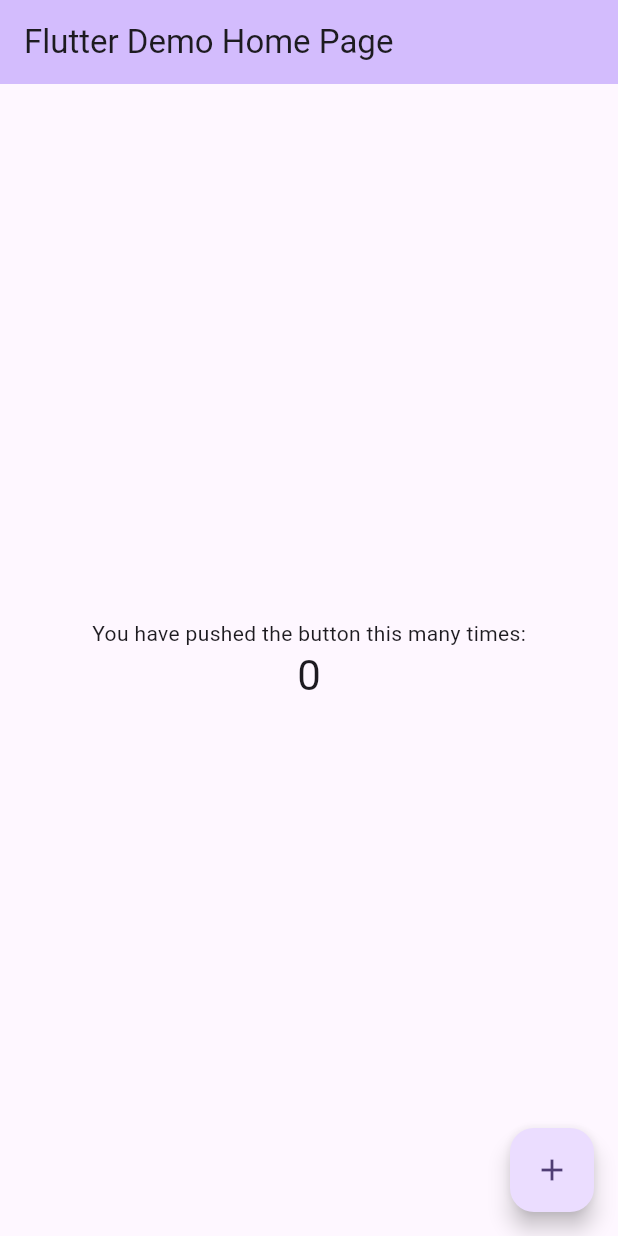
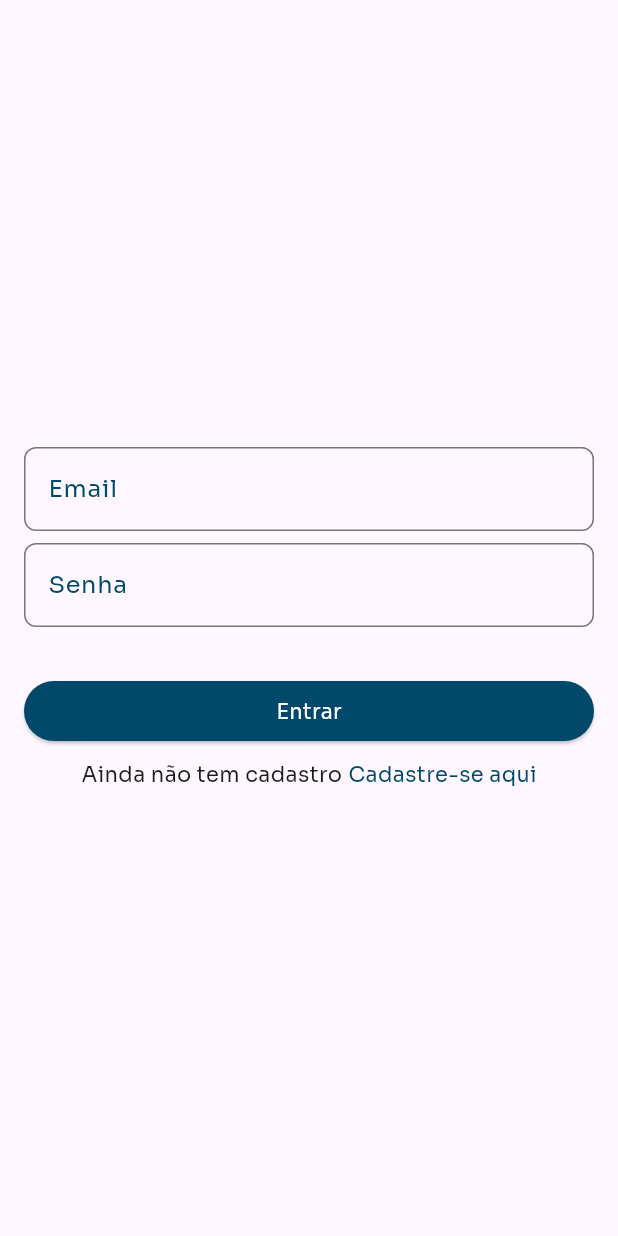
Before and after one commit to unitEdsilva/oficina_app_1, a Flutter app: the screen it shows after launch, on a phone screen of 412 x 824 dp. Run offline on Flutter 3.47's test engine with Material 3 defaults, Android fonts, the light colour scheme and no system bars.

Commit message:
created layout of login screen

```diff
--- /dev/null
+++ b/lib/domains/authentication/authentication.dart
@@ -0,0 +1 @@
+export 'pages/login_page.dart';
--- /dev/null
+++ b/lib/domains/authentication/pages/login_page.dart
@@ -0,0 +1,93 @@
+import 'package:flutter/material.dart';
+
+class LoginPage extends StatelessWidget {
+  const LoginPage({super.key});
+
+  @override
+  Widget build(BuildContext context) {
+    return Scaffold(
+      body: Padding(
+        padding: const EdgeInsets.all(16),
+        child: Column(
+          mainAxisAlignment: MainAxisAlignment.center,
+          children: [
+            TextField(
+              autofocus: false,
+              decoration: InputDecoration(
+                label: Text(
+                  'Email',
+                  style: TextStyle(color: Theme.of(context).primaryColor),
+                ),
+                border: OutlineInputBorder(
+                  borderRadius: BorderRadius.circular(8),
+                  borderSide: BorderSide(
+                    color: Theme.of(context).primaryColor,
+                  ),
+                ),
+              ),
+            ),
+            const SizedBox(height: 8),
+            TextField(
+              obscureText: true,
+              autofocus: false,
+              decoration: InputDecoration(
+                label: Text(
+                  'Senha',
+                  style: TextStyle(color: Theme.of(context).primaryColor),
+                ),
+                border: OutlineInputBorder(
+                  borderRadius: BorderRadius.circular(8),
+                  borderSide: BorderSide(color: Theme.of(context).primaryColor),
+                ),
+              ),
+            ),
+            Padding(
+              padding: const EdgeInsets.only(top: 32),
+              child: Row(
+                children: [
+                  Expanded(
+                    child: ElevatedButton(
+                      onPressed: () {
+                        print("Entrou");
+                      },
+                      style: ButtonStyle(
+                        backgroundColor: WidgetStateProperty.all(
+                            Theme.of(context).primaryColor),
+                      ),
+                      child: const Text(
+                        'Entrar',
+                        style: TextStyle(color: Colors.white),
+                      ),
+                    ),
+                  ),
+                ],
+              ),
+            ),
+            const SizedBox(
+              height: 8,
+            ),
+            Row(
+              crossAxisAlignment: CrossAxisAlignment.center,
+              mainAxisAlignment: MainAxisAlignment.center,
+              children: [
+                const Text("Ainda não tem cadastro"),
+                const SizedBox(
+                  width: 4,
+                ),
+                GestureDetector(
+                  onTap: () {
+                    print("vou me cadastrar");
+                  },
+                  child: Text(
+                    "Cadastre-se aqui",
+                    style: TextStyle(color: Theme.of(context).primaryColor),
+                  ),
+                ),
+              ],
+            )
+          ],
+        ),
+      ),
+    );
+  }
+}
--- /dev/null
+++ b/lib/domains/domains.dart
@@ -0,0 +1 @@
+export 'authentication/authentication.dart';
--- a/lib/main.dart
+++ b/lib/main.dart
@@ -1,4 +1,5 @@
 import 'package:flutter/material.dart';
+import 'domains/domains.dart';
 
 void main() {
   runApp(const MyApp());
@@ -6,120 +7,26 @@
 
 class MyApp extends StatelessWidget {
   const MyApp({super.key});
-
-  // This widget is the root of your application.
   @override
   Widget build(BuildContext context) {
     return MaterialApp(
       title: 'Flutter Demo',
       theme: ThemeData(
-        // This is the theme of your application.
-        //
-        // TRY THIS: Try running your application with "flutter run". You'll see
-        // the application has a purple toolbar. Then, without quitting the app,
-        // try changing the seedColor in the colorScheme below to Colors.green
-        // and then invoke "hot reload" (save your changes or press the "hot
-        // reload" button in a Flutter-supported IDE, or press "r" if you used
-        // the command line to start the app).
-        //
-        // Notice that the counter didn't reset back to zero; the application
-        // state is not lost during the reload. To reset the state, use hot
-        // restart instead.
-        //
-        // This works for code too, not just values: Most code changes can be
-        // tested with just a hot reload.
-        colorScheme: ColorScheme.fromSeed(seedColor: Colors.deepPurple),
+        primaryColor: const Color(0xFF00496A),
+        fontFamily: 'Sora',
+        textTheme: const TextTheme(
+          // body
+          bodyMedium: TextStyle(fontFamily: 'Sora'),
+          // display
+          displayMedium: TextStyle(fontFamily: 'Sora'),
+          //label
+          labelMedium: TextStyle(fontFamily: 'Sora'),
+          // title
+          titleMedium: TextStyle(fontFamily: 'Sora'),
+        ),
         useMaterial3: true,
       ),
-      home: const MyHomePage(title: 'Flutter Demo Home Page'),
+      home: const LoginPage(),
     );
   }
 }
-
-class MyHomePage extends StatefulWidget {
-  const MyHomePage({super.key, required this.title});
-
-  // This widget is the home page of your application. It is stateful, meaning
-  // that it has a State object (defined below) that contains fields that affect
-  // how it looks.
-
-  // This class is the configuration for the state. It holds the values (in this
-  // case the title) provided by the parent (in this case the App widget) and
-  // used by the build method of the State. Fields in a Widget subclass are
-  // always marked "final".
-
-  final String title;
-
-  @override
-  State<MyHomePage> createState() => _MyHomePageState();
-}
-
-class _MyHomePageState extends State<MyHomePage> {
-  int _counter = 0;
-
-  void _incrementCounter() {
-    setState(() {
-      // This call to setState tells the Flutter framework that something has
-      // changed in this State, which causes it to rerun the build method below
-      // so that the display can reflect the updated values. If we changed
-      // _counter without calling setState(), then the build method would not be
-      // called again, and so nothing would appear to happen.
-      _counter++;
-    });
-  }
-
-  @override
-  Widget build(BuildContext context) {
-    // This method is rerun every time setState is called, for instance as done
-    // by the _incrementCounter method above.
-    //
-    // The Flutter framework has been optimized to make rerunning build methods
-    // fast, so that you can just rebuild anything that needs updating rather
-    // than having to individually change instances of widgets.
-    return Scaffold(
-      appBar: AppBar(
-        // TRY THIS: Try changing the color here to a specific color (to
-        // Colors.amber, perhaps?) and trigger a hot reload to see the AppBar
-        // change color while the other colors stay the same.
-        backgroundColor: Theme.of(context).colorScheme.inversePrimary,
-        // Here we take the value from the MyHomePage object that was created by
-        // the App.build method, and use it to set our appbar title.
-        title: Text(widget.title),
-      ),
-      body: Center(
-        // Center is a layout widget. It takes a single child and positions it
-        // in the middle of the parent.
-        child: Column(
-          // Column is also a layout widget. It takes a list of children and
-          // arranges them vertically. By default, it sizes itself to fit its
-          // children horizontally, and tries to be as tall as its parent.
-          //
-          // Column has various properties to control how it sizes itself and
-          // how it positions its children. Here we use mainAxisAlignment to
-          // center the children vertically; the main axis here is the vertical
-          // axis because Columns are vertical (the cross axis would be
-          // horizontal).
-          //
-          // TRY THIS: Invoke "debug painting" (choose the "Toggle Debug Paint"
-          // action in the IDE, or press "p" in the console), to see the
-          // wireframe for each widget.
-          mainAxisAlignment: MainAxisAlignment.center,
-          children: <Widget>[
-            const Text(
-              'You have pushed the button this many times:',
-            ),
-            Text(
-              '$_counter',
-              style: Theme.of(context).textTheme.headlineMedium,
-            ),
-          ],
-        ),
-      ),
-      floatingActionButton: FloatingActionButton(
-        onPressed: _incrementCounter,
-        tooltip: 'Increment',
-        child: const Icon(Icons.add),
-      ), // This trailing comma makes auto-formatting nicer for build methods.
-    );
-  }
-}
```
Also changed, not shown: pubspec.yaml (+8 -70 lines), fonts/Sora-Bold.ttf (added), fonts/Sora-ExtraBold.ttf (added), fonts/Sora-ExtraLight.ttf (added), fonts/Sora-Light.ttf (added), fonts/Sora-Medium.ttf (added), fonts/Sora-Regular.ttf (added), fonts/Sora-SemiBold.ttf (added), fonts/Sora-Thin.ttf (added), fonts/Sora-VariableFont_wght.ttf (added), pubspec.lock.
